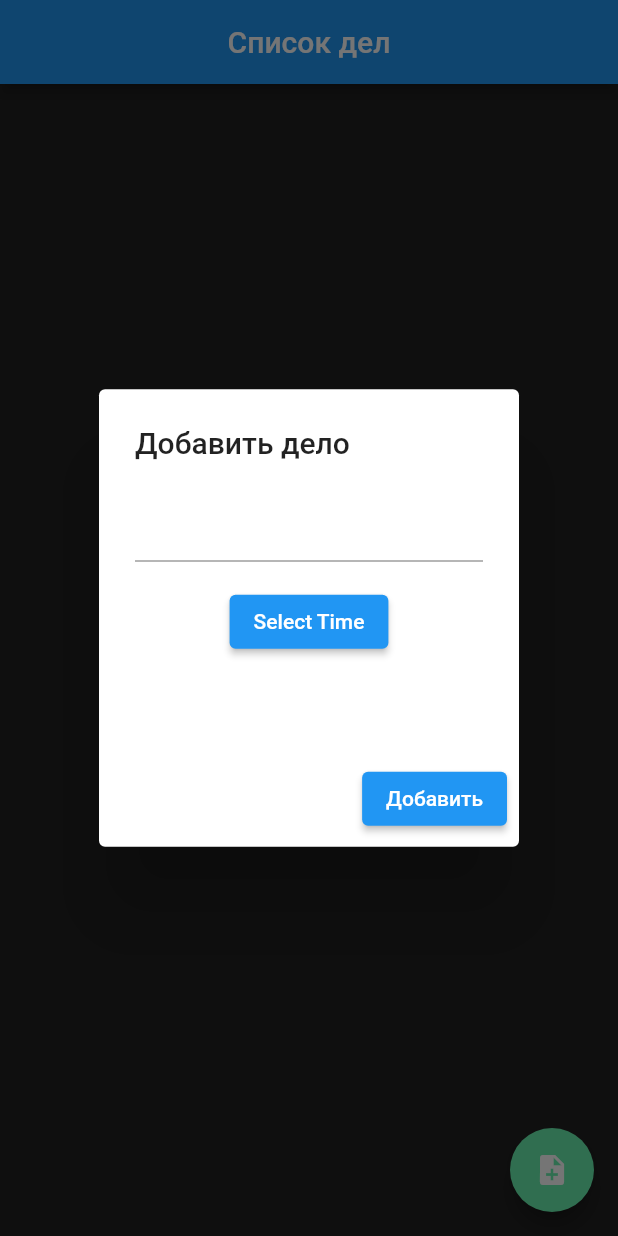
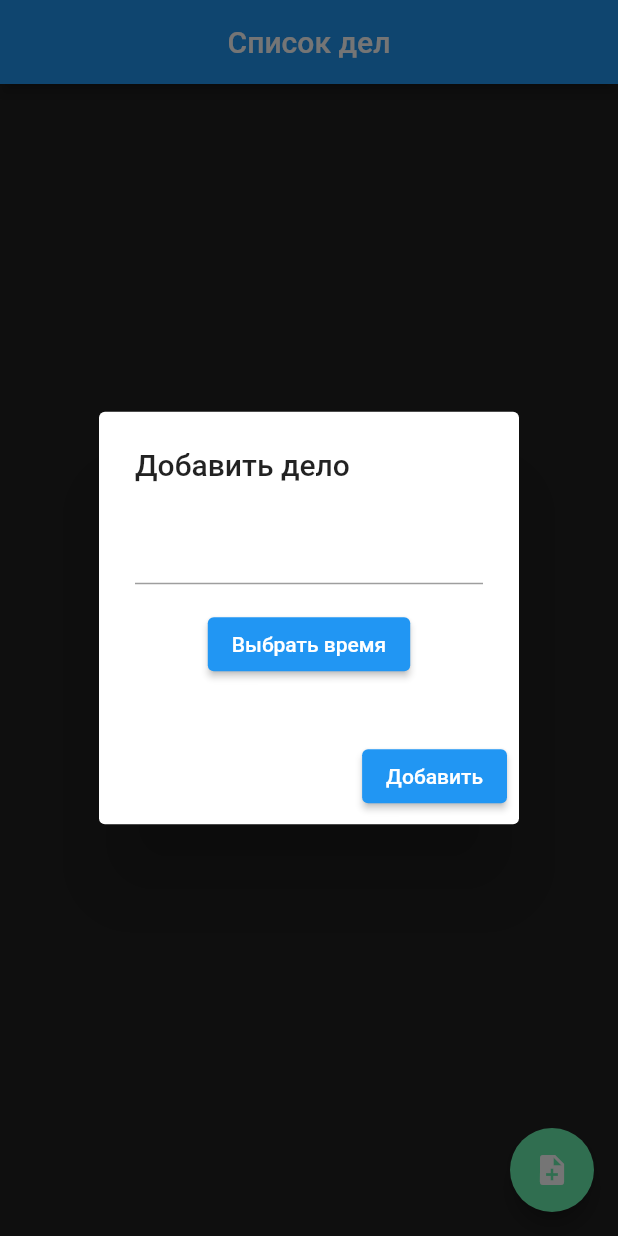
Before and after one commit to TommyTate/sgroup, a Flutter app: the screen it shows after launch, after a tap on the "note add" icon, on a phone screen of 412 x 824 dp. Run offline on Flutter 3.47's test engine with Material 2 defaults, Android fonts, the phone set to English and light mode, and no system bars; our stand-ins replace shared_preferences.

Commit message:
upd final

```diff
--- a/lib/pages/Home.dart
+++ b/lib/pages/Home.dart
@@ -51,8 +51,8 @@ class _HomeState extends State<Home> {
   @override
   Widget build(BuildContext context) {
 
-    final hours = time.hour.toString().padLeft(2, '0');
-    final minutes = time.minute.toString().padLeft(2, '0');
+    var hours = time.hour.toString().padLeft(2, '0');
+    var minutes = time.minute.toString().padLeft(2, '0');
 
     return Scaffold(
       backgroundColor: Colors.grey[900],
@@ -118,7 +118,7 @@ class _HomeState extends State<Home> {
                   return AlertDialog(
                     title: Text('Добавить дело'),
                     content: Container(
-                    height: 150.0,
+                    height: 120.0,
                     child: Column(children: [TextField(
                       onChanged: (String value) {
                         _userToDo = value;
@@ -126,12 +126,18 @@ class _HomeState extends State<Home> {
                     ),
                     const SizedBox(height: 16),
                     ElevatedButton(
-                      child: Text('Select Time'),
+                      child: Text('Выбрать время'),
                       onPressed: () async {
                         TimeOfDay? newTime = await showTimePicker(
                           context: context,
                           initialTime: time,
                         );
+                        if (newTime == null) return;
+                        setState(() {
+                          time = newTime;
+                          hours = time.hour.toString().padLeft(2, '0');
+                          minutes = time.minute.toString().padLeft(2, '0');
+                        });
                       }
                     ),
                   ]
```
